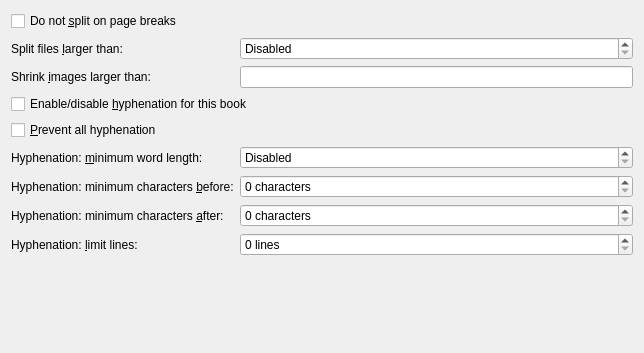
This is src/calibre/gui2/convert/kepub_output.ui in debian-calibre/calibre as Qt 5 draws it before an edit. The edited form follows.
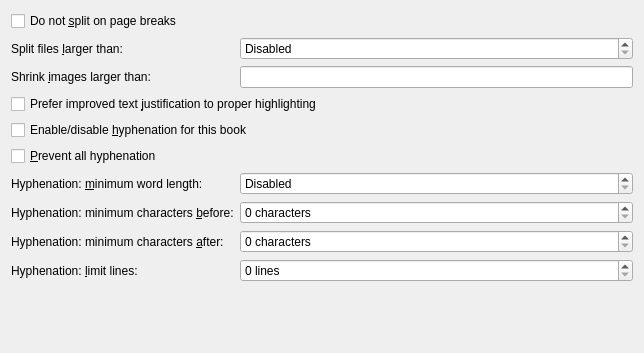
This is the edited form.

Patch:
```diff
--- a/src/calibre/gui2/convert/kepub_output.ui
+++ b/src/calibre/gui2/convert/kepub_output.ui
@@ -63,21 +63,21 @@
    <item row="2" column="1">
     <widget class="QLineEdit" name="opt_kepub_max_image_size"/>
    </item>
-   <item row="3" column="0" colspan="2">
+   <item row="4" column="0" colspan="2">
     <widget class="QCheckBox" name="opt_kepub_affect_hyphenation">
      <property name="text">
       <string>Enable/disable &amp;hyphenation for this book</string>
      </property>
     </widget>
    </item>
-   <item row="4" column="0">
+   <item row="5" column="0">
     <widget class="QCheckBox" name="opt_kepub_disable_hyphenation">
      <property name="text">
       <string>&amp;Prevent all hyphenation</string>
      </property>
     </widget>
    </item>
-   <item row="5" column="0">
+   <item row="6" column="0">
     <widget class="QLabel" name="label_2">
      <property name="text">
       <string>Hyphenation: &amp;minimum word length:</string>
@@ -87,7 +87,7 @@
      </property>
     </widget>
    </item>
-   <item row="5" column="1">
+   <item row="6" column="1">
     <widget class="QSpinBox" name="opt_kepub_hyphenation_min_chars">
      <property name="specialValueText">
       <string>Disabled</string>
@@ -97,7 +97,7 @@
      </property>
     </widget>
    </item>
-   <item row="6" column="0">
+   <item row="7" column="0">
     <widget class="QLabel" name="label_3">
      <property name="text">
       <string>Hyphenation: minimum characters &amp;before:</string>
@@ -107,14 +107,14 @@
      </property>
     </widget>
    </item>
-   <item row="6" column="1">
+   <item row="7" column="1">
     <widget class="QSpinBox" name="opt_kepub_hyphenation_min_chars_before">
      <property name="suffix">
       <string> characters</string>
      </property>
     </widget>
    </item>
-   <item row="7" column="0">
+   <item row="8" column="0">
     <widget class="QLabel" name="label_5">
      <property name="text">
       <string>Hyphenation: minimum characters &amp;after:</string>
@@ -124,14 +124,14 @@
      </property>
     </widget>
    </item>
-   <item row="7" column="1">
+   <item row="8" column="1">
     <widget class="QSpinBox" name="opt_kepub_hyphenation_min_chars_after">
      <property name="suffix">
       <string> characters</string>
      </property>
     </widget>
    </item>
-   <item row="8" column="0">
+   <item row="9" column="0">
     <widget class="QLabel" name="label_6">
      <property name="text">
       <string>Hyphenation: &amp;limit lines:</string>
@@ -141,14 +141,14 @@
      </property>
     </widget>
    </item>
-   <item row="8" column="1">
+   <item row="9" column="1">
     <widget class="QSpinBox" name="opt_kepub_hyphenation_limit_lines">
      <property name="suffix">
       <string> lines</string>
      </property>
     </widget>
    </item>
-   <item row="9" column="0">
+   <item row="10" column="0">
     <spacer name="verticalSpacer">
      <property name="orientation">
       <enum>Qt::Vertical</enum>
@@ -161,6 +161,13 @@
      </property>
     </spacer>
    </item>
+   <item row="3" column="0" colspan="2">
+    <widget class="QCheckBox" name="opt_kepub_prefer_justification">
+     <property name="text">
+      <string>Prefer improved text &amp;justification to proper highlighting</string>
+     </property>
+    </widget>
+   </item>
   </layout>
  </widget>
  <resources/>
```
